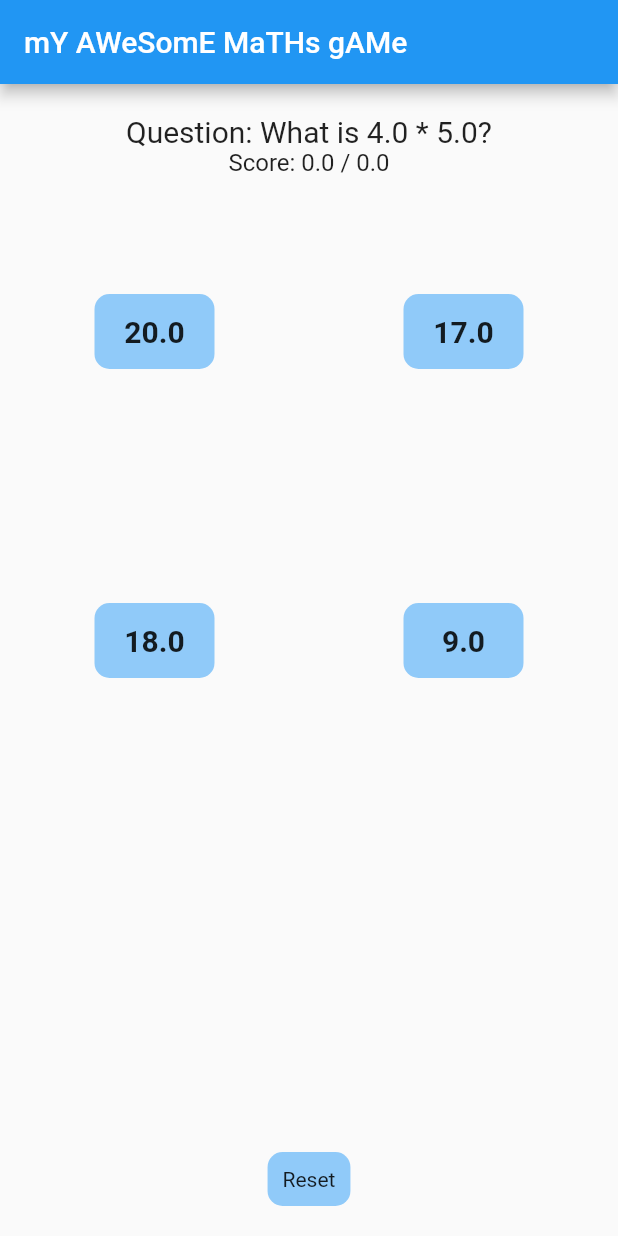
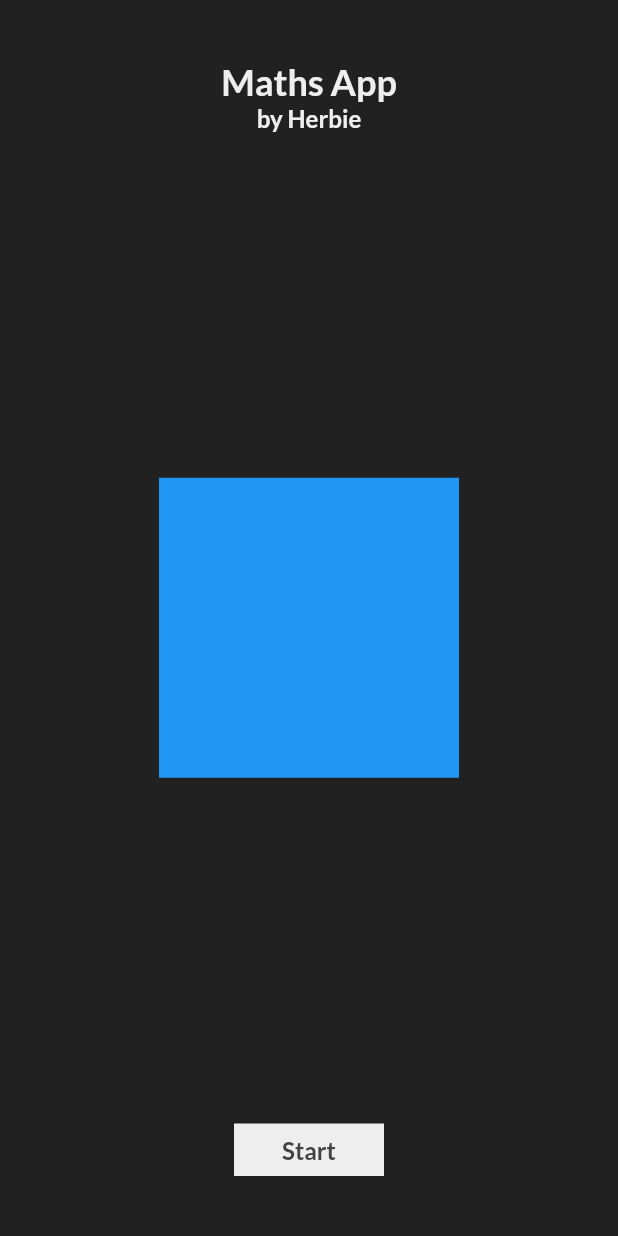
Before and after one commit to HighlandsCollege/l3y1u7-maths-app, a Flutter app: the screen it shows after launch, on a phone screen of 412 x 824 dp. Run offline on Flutter 3.47's test engine with Material 2 defaults, Android fonts, the phone set to English and light mode, and no system bars; our stand-ins replace google_fonts.

Commit message:
base redesign

```diff
--- a/lib/main.dart
+++ b/lib/main.dart
@@ -1,17 +1,18 @@
 import 'package:flutter/material.dart';
 import 'dart:math';
+import 'views/start.dart';
+import 'views/level_1.dart';
 
 void main() {
   runApp(MyApp());
 }
 
 class MyApp extends StatelessWidget {
-  // This widget is the root of your application.
   @override
   Widget build(BuildContext context) {
     return MaterialApp(
       title: 'Awesome maths game',
-      home: MyHomePage(title: 'mY AWeSomE MaTHs gAMe'),
+      home: Start()
     );
   }
 }
@@ -170,6 +171,12 @@ class _MyHomePageState extends State<MyHomePage> {
                           borderRadius: BorderRadius.all(Radius.circular(10)))),
                 ),
               ),
+              GestureDetector(
+                  onTap: () => {
+                        Navigator.push(context,
+                            MaterialPageRoute(builder: (context) => Level1()))
+                      },
+                  child: Text('level 1')),
               Container(height: 20)
             ],
           ),
--- /dev/null
+++ b/lib/views/start.dart
@@ -0,0 +1,73 @@
+import 'package:flutter/material.dart';
+import 'package:google_fonts/google_fonts.dart';
+
+class Start extends StatelessWidget {
+  final String mathsLogo = 'assets/undraw_maths.svg';
+
+  // final Widget svg = SvgPicture.asset(
+  //   mathsLogo,
+  //   semanticsLabel: 'Maths Logo'
+  // );
+
+  @override
+  Widget build(BuildContext context) {
+    return Scaffold(
+      body: Container(
+        color: Colors.grey[900],
+        child: SafeArea(
+          child: Padding(
+            padding: EdgeInsets.fromLTRB(8, 40, 8, 40),
+            child: Center(
+              child: Column(
+                crossAxisAlignment: CrossAxisAlignment.center,
+                mainAxisAlignment: MainAxisAlignment.start,
+                children: [
+                  Text(
+                    'Maths App',
+                    style: GoogleFonts.lato(
+                      fontSize: 24,
+                      fontWeight: FontWeight.bold,
+                      color: Colors.grey[200]
+                    )
+                  ),
+                  Text(
+                    'by Herbie',
+                    style: GoogleFonts.lato(
+                      fontSize: 16,
+                      fontWeight: FontWeight.bold,
+                      color: Colors.grey[200]
+                    )
+                  ),
+                  Spacer(),
+                  Container(
+                    height: 200,
+                    width: 200,
+                    color: Colors.blue,
+                  ),
+                  Spacer(),
+                  Container(
+                    width: 100,
+                    color: Colors.grey[200],
+                    child: Center(
+                      child: Padding(
+                        padding: EdgeInsets.fromLTRB(20, 8, 20, 8),
+                        child: Text(
+                          'Start',
+                          style: GoogleFonts.lato(
+                            fontSize: 16,
+                            fontWeight: FontWeight.bold,
+                            color: Colors.grey[800]
+                          )
+                        )
+                      )
+                    ),
+                  )
+                ],
+              ),
+            )
+          ),
+        )
+      )
+    );
+  }
+}
```
Also changed, not shown: lib/views/level_1.dart (added, +23 -0 lines), pubspec.yaml (+2 -9 lines), pubspec.lock, 7 other files.
